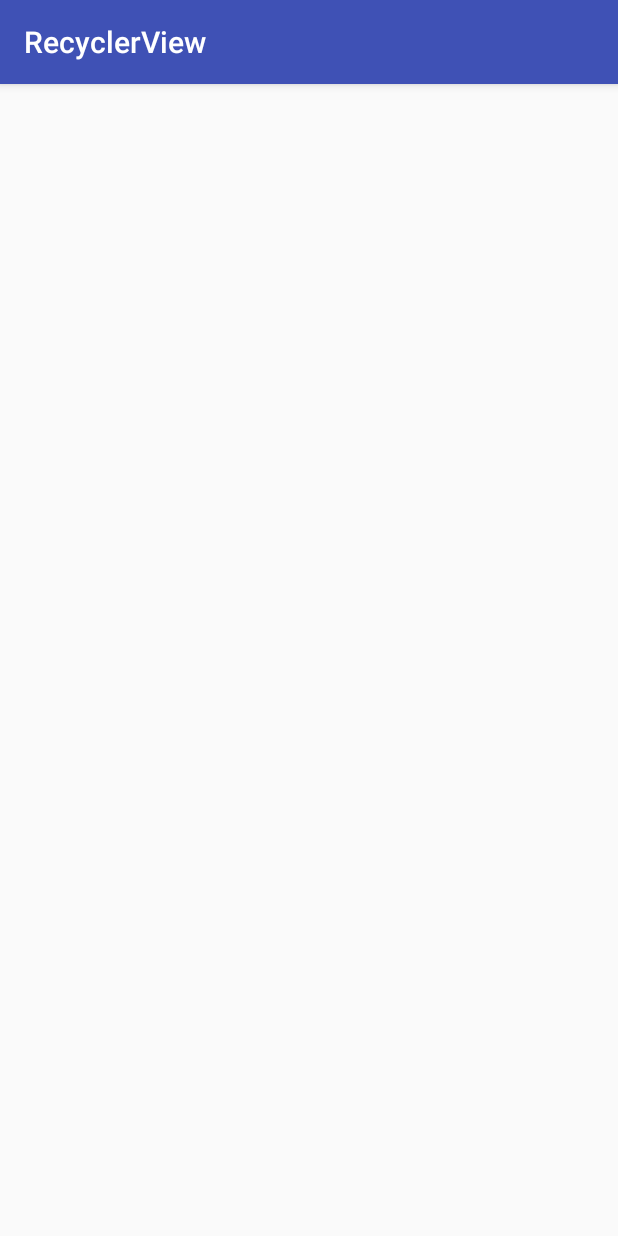
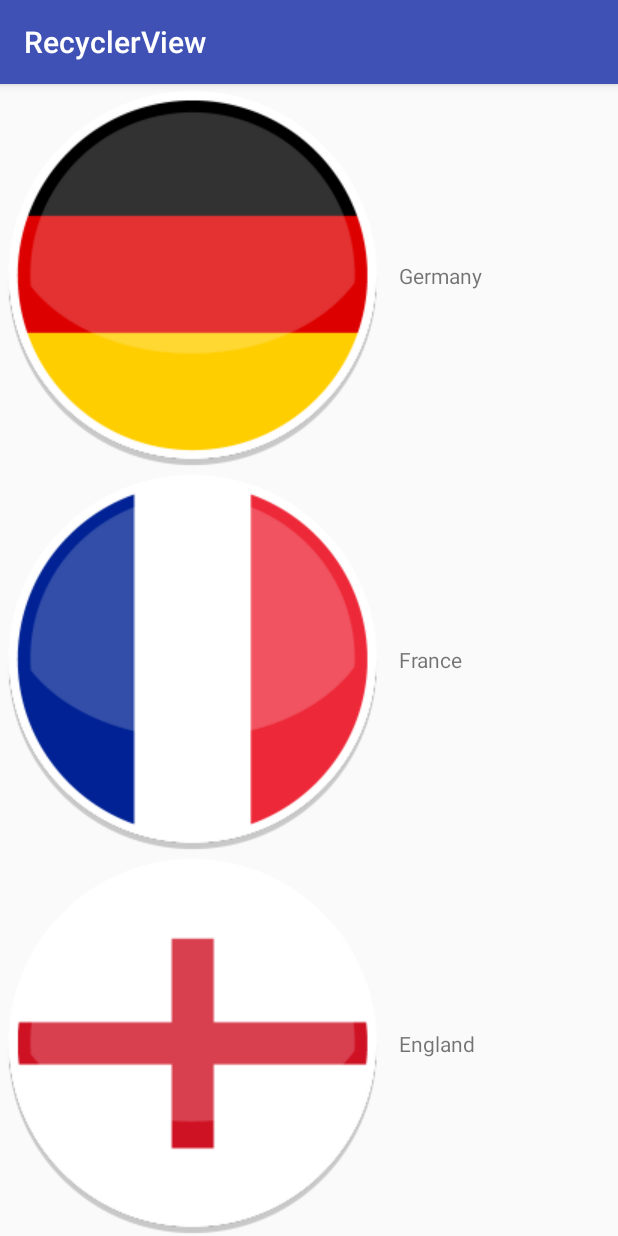
Before and after one commit to jamesou9307/RecyclerVieww, an Android app: the screen it shows after launch (MainActivity), on a phone screen of 412 x 824 dp. Run offline under Robolectric (Android 15) with nearby library versions, the phone set to English and light mode, and no system bars.

Commit message:
iml commited

```diff
--- a/app/src/main/java/com/james/recyclerview/CountryAdapter.java
+++ b/app/src/main/java/com/james/recyclerview/CountryAdapter.java
@@ -29,6 +29,8 @@ public class CountryAdapter extends RecyclerView.Adapter<CountryAdapter.ViewHold
 
         public ViewHolder(View view) {
             super(view);
+            countryImage=(ImageView)view.findViewById(R.id.country_image);
+            countryName=(TextView)view.findViewById(R.id.country_name);
         }
 
     }
--- a/app/src/main/java/com/james/recyclerview/MainActivity.java
+++ b/app/src/main/java/com/james/recyclerview/MainActivity.java
@@ -21,7 +21,7 @@ public class MainActivity extends AppCompatActivity {
         LinearLayoutManager layoutManager=new LinearLayoutManager(this);
         recyclerView.setLayoutManager(layoutManager);
         CountryAdapter countryAdapter=new CountryAdapter(countries);
-        /*recyclerView.setAdapter(countryAdapter);*/
+        recyclerView.setAdapter(countryAdapter);
     }
     private void  initCountries() {
 
```
Also changed, not shown: 3 other files.
